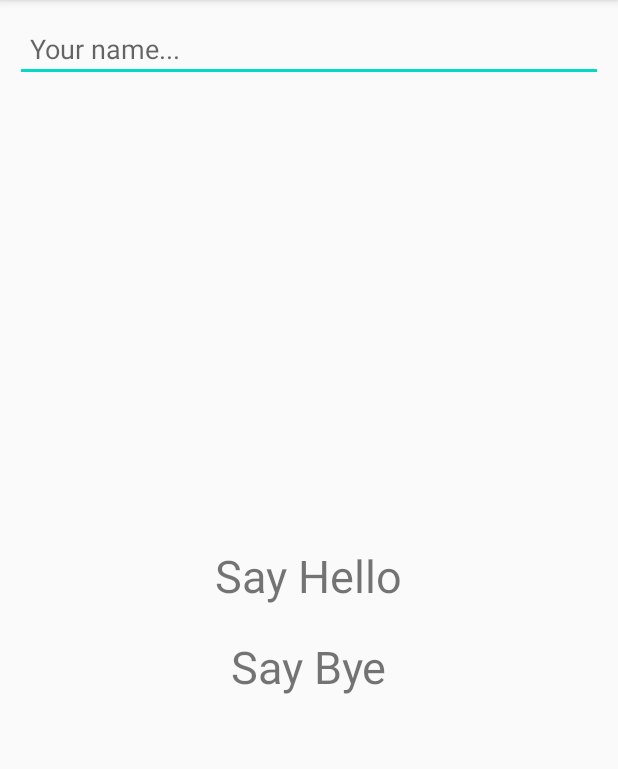
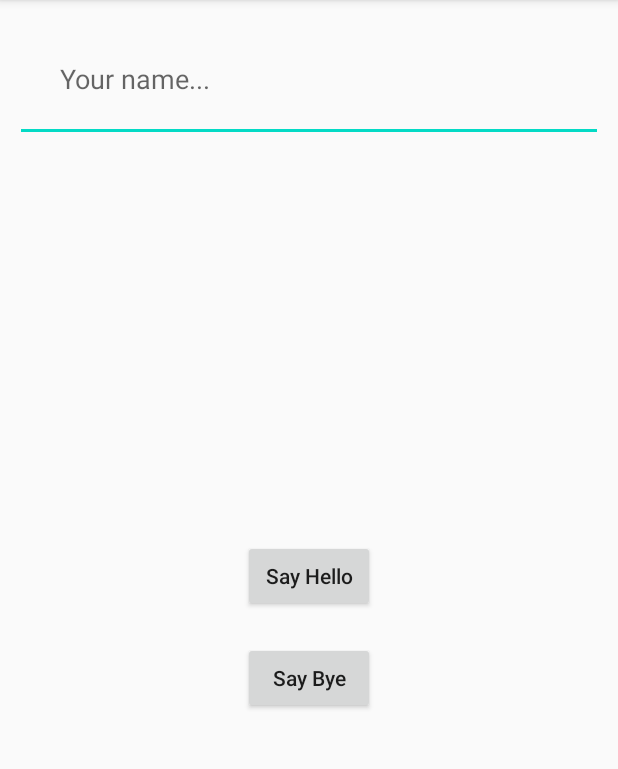
Before and after one commit to sajjadboodaghi/GitMeet, an Android app: the screen it shows after launch (MainActivity), on a phone screen of 412 x 824 dp, the part 84-853 px from its top. Run offline under Robolectric (Android 15) with nearby library versions, the phone set to English and light mode, and no system bars; 1 statement that could not run was skipped.

Commit message:
change layout design

```diff
--- a/app/src/main/res/layout/activity_main.xml
+++ b/app/src/main/res/layout/activity_main.xml
@@ -10,20 +10,20 @@
         android:layout_height="wrap_content"
         android:layout_alignParentTop="true"
         android:hint="Your name..."
-        android:padding="10dp"
+        android:padding="30dp"
         android:layout_margin="10dp"
         android:id="@+id/name_edit"/>
 
-    <TextView
+    <Button
         android:id="@+id/say_hello_text"
         android:layout_width="wrap_content"
         android:layout_height="wrap_content"
         android:layout_centerInParent="true"
         android:onClick="sayHello"
-        android:text="Say Hello"
-        android:textSize="30sp" />
+        android:textAllCaps="false"
+        android:text="Say Hello" />
 
-    <TextView
+    <Button
         android:layout_width="wrap_content"
         android:layout_height="wrap_content"
         android:layout_marginTop="20dp"
@@ -31,6 +31,6 @@
         android:layout_centerInParent="true"
         android:onClick="sayBye"
         android:text="Say Bye"
-        android:textSize="30sp" />
+        android:textAllCaps="false" />
 
 </RelativeLayout>
```
